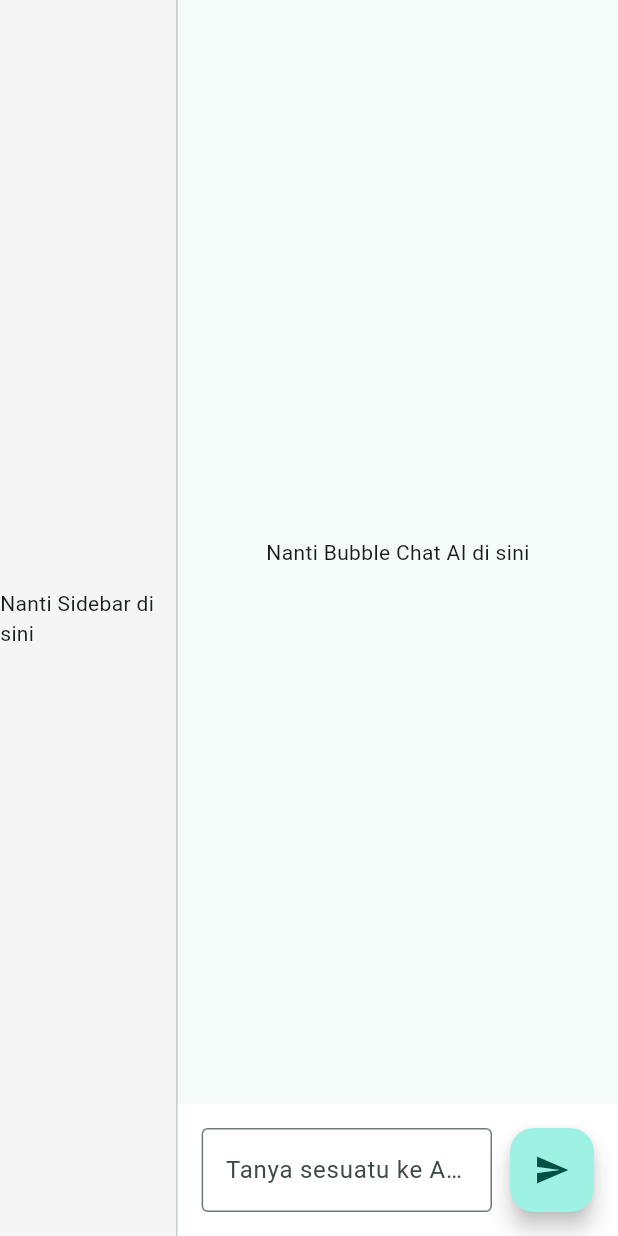
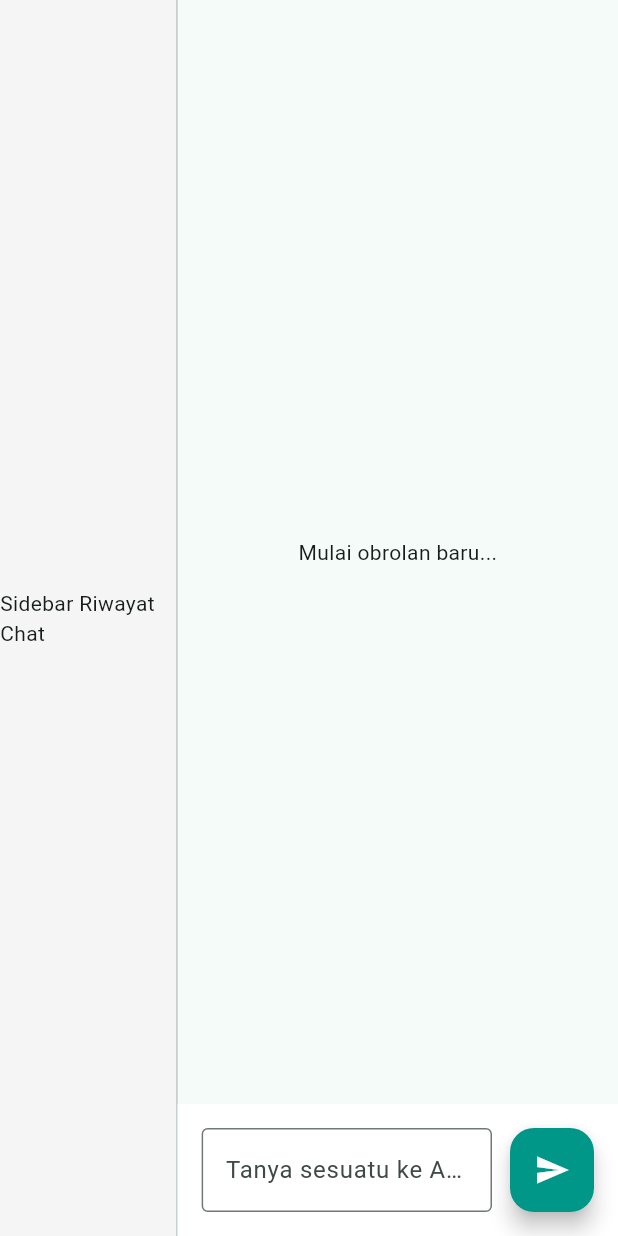
Before and after one commit to Mahdanaa/Local_Mind, a Flutter app: the screen it shows after launch, after a tap on the "send" icon, on a phone screen of 412 x 824 dp. Run offline on Flutter 3.47's test engine with Material 3 defaults, Android fonts, the phone set to English and light mode, and no system bars; our stand-ins replace flutter_bloc, flutter_markdown, sqflite_common_ffi; accounts and stored records are empty.

Commit message:
feat: implement chat UI with streaming Markdown bubbles

```diff
--- /dev/null
+++ b/devtools_options.yaml
@@ -0,0 +1,3 @@
+description: This file stores settings for Dart & Flutter DevTools.
+documentation: https://docs.flutter.dev/tools/devtools/extensions#configure-extension-enablement-states
+extensions:
--- a/lib/business_logic/chat_bloc/chat_state.dart
+++ b/lib/business_logic/chat_bloc/chat_state.dart
@@ -1,22 +1,28 @@
-abstract class ChatState {}
+import '../../data/models/chat_message.dart';
 
-// Tampilan awal (kosong)
-class ChatInitial extends ChatState {}
+abstract class ChatState {
+  final List<ChatMessage> messages;
+  ChatState(this.messages);
+}
 
-// Saat nunggu AI mikir (Muncul animasi muter/loading)
-class ChatLoading extends ChatState {}
+class ChatInitial extends ChatState {
+  ChatInitial() : super([]); // Awalnya kosong
+}
 
-// Saat AI lagi ngetik kata per kata
+class ChatLoading extends ChatState {
+  ChatLoading(super.messages);
+}
+
 class ChatStreaming extends ChatState {
   final String textSoFar;
-  ChatStreaming(this.textSoFar);
+  ChatStreaming(super.messages, this.textSoFar);
 }
 
-// Saat AI udah selesai ngetik
-class ChatSuccess extends ChatState {}
+class ChatSuccess extends ChatState {
+  ChatSuccess(super.messages);
+}
 
-// Saat ada masalah (Ollama mati, dll)
 class ChatError extends ChatState {
   final String errorMessage;
-  ChatError(this.errorMessage);
+  ChatError(super.messages, this.errorMessage);
 }
--- a/lib/presentation/screens/home_chat_screen.dart
+++ b/lib/presentation/screens/home_chat_screen.dart
@@ -1,57 +1,123 @@
 import 'package:flutter/material.dart';
+import 'package:flutter_bloc/flutter_bloc.dart';
+import '../../business_logic/chat_bloc/chat_bloc.dart';
+import '../../business_logic/chat_bloc/chat_event.dart';
+import '../../business_logic/chat_bloc/chat_state.dart';
+import '../widgets/chat_bubble.dart';
 
-class HomeChatScreen extends StatelessWidget {
+class HomeChatScreen extends StatefulWidget {
   const HomeChatScreen({super.key});
+
+  @override
+  State<HomeChatScreen> createState() => _HomeChatScreenState();
+}
+
+class _HomeChatScreenState extends State<HomeChatScreen> {
+  final TextEditingController _textController = TextEditingController();
+  // Untuk MVP, kita hardcode model dan ID sesi-nya dulu biar gampang tes
+  final String _currentModel = 'qwen2.5:0.5b';
+  final String _currentSessionId = 'sesi-tes-123';
 
   @override
   Widget build(BuildContext context) {
     return Scaffold(
       body: Row(
         children: [
-          // ==============================
-          // RUANG KIRI: Sidebar Resepsionis
-          // ==============================
+          // KIRI: Sidebar (Sementara masih kosong)
           Expanded(
             flex: 2,
             child: Container(
               color: Colors.grey[100],
-              child: const Center(child: Text('Nanti Sidebar di sini')),
+              child: const Center(child: Text('Sidebar Riwayat Chat')),
             ),
           ),
 
-          // Pembatas antar ruangan
           const VerticalDivider(width: 1, thickness: 1),
 
-          // ==============================
-          // RUANG KANAN: Meja Makan (Chat Area)
-          // ==============================
+          // KANAN: Chat Area
           Expanded(
             flex: 5,
             child: Column(
               children: [
-                // Area tempat balon chat muncul
-                const Expanded(
-                  child: Center(child: Text('Nanti Bubble Chat AI di sini')),
+                // 1. AREA TAMPILAN BALON CHAT
+                Expanded(
+                  child: BlocBuilder<ChatBloc, ChatState>(
+                    builder: (context, state) {
+                      // 1. Susun piring-piring berisi pesan lama dari SQLite
+                      List<Widget> chatBubbles = state.messages.map<Widget>((
+                        msg,
+                      ) {
+                        return ChatBubble(
+                          text: msg.content,
+                          isUser: msg.isUser,
+                        );
+                      }).toList();
+                      // 2. Tambahkan animasi loading, teks yang sedang diketik, atau error
+                      if (state is ChatStreaming) {
+                        chatBubbles.add(
+                          ChatBubble(text: state.textSoFar, isUser: false),
+                        );
+                      } else if (state is ChatLoading) {
+                        chatBubbles.add(
+                          const Padding(
+                            padding: EdgeInsets.all(16.0),
+                            child: Align(
+                              alignment: Alignment.centerLeft,
+                              child: CircularProgressIndicator(),
+                            ),
+                          ),
+                        );
+                      } else if (state is ChatError) {
+                        chatBubbles.add(
+                          Center(
+                            child: Padding(
+                              padding: const EdgeInsets.all(8.0),
+                              child: Text(
+                                'Error: ${state.errorMessage}',
+                                style: const TextStyle(color: Colors.red),
+                              ),
+                            ),
+                          ),
+                        );
+                      }
+
+                      // 3. Tampilkan mejanya
+                      if (chatBubbles.isEmpty) {
+                        return const Center(
+                          child: Text('Mulai obrolan baru...'),
+                        );
+                      }
+
+                      return ListView(
+                        padding: const EdgeInsets.all(16),
+                        children: chatBubbles,
+                      );
+                    },
+                  ),
                 ),
 
-                // Area input teks di bawah
+                // 2. AREA INPUT TEKS
                 Container(
                   padding: const EdgeInsets.all(16),
                   color: Colors.white,
                   child: Row(
                     children: [
-                      const Expanded(
+                      Expanded(
                         child: TextField(
-                          decoration: InputDecoration(
+                          controller: _textController,
+                          decoration: const InputDecoration(
                             hintText: 'Tanya sesuatu ke AI lokal...',
                             border: OutlineInputBorder(),
                           ),
+                          onSubmitted: (val) =>
+                              _sendMessage(), // Kirim pakai Enter
                         ),
                       ),
                       const SizedBox(width: 12),
                       FloatingActionButton(
-                        onPressed: () {}, // Nanti kita isi logika kirim pesan
-                        child: const Icon(Icons.send),
+                        onPressed: _sendMessage,
+                        backgroundColor: Colors.teal,
+                        child: const Icon(Icons.send, color: Colors.white),
                       ),
                     ],
                   ),
@@ -63,4 +129,19 @@ class HomeChatScreen extends StatelessWidget {
       ),
     );
   }
+
+  void _sendMessage() {
+    if (_textController.text.trim().isEmpty) return;
+
+    // Kirim pesanan ke Manajer (ChatBloc)
+    context.read<ChatBloc>().add(
+      SendMessageEvent(
+        text: _textController.text,
+        modelName: _currentModel, // Pastikan model ini sudah kamu 'ollama run'
+        sessionId: _currentSessionId,
+      ),
+    );
+
+    _textController.clear();
+  }
 }
```
Also changed, not shown: lib/business_logic/chat_bloc/chat_bloc.dart (+18 -14 lines), lib/presentation/widgets/chat_bubble.dart (added, +41 -0 lines).
